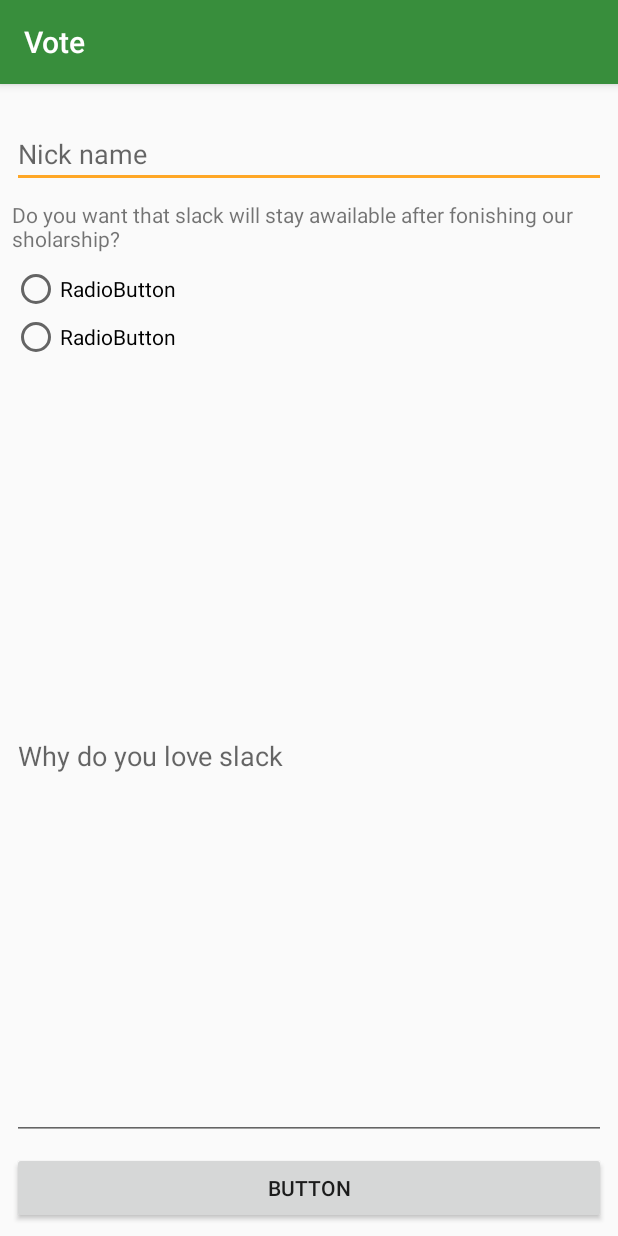
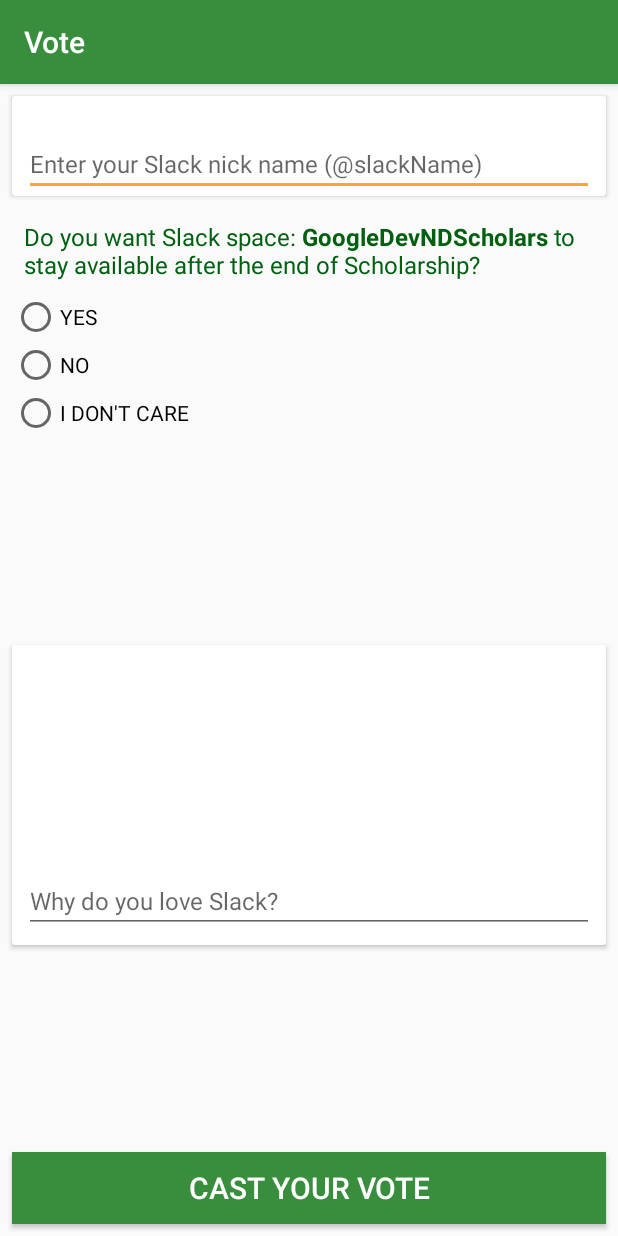
Before and after one commit to MalgoskaBou/VoteForSlack, an Android app: the MainActivity screen opened directly, with no data from a screen before it, on a phone screen of 412 x 824 dp. Run offline under Robolectric (Android 15) with nearby library versions, the phone set to English and light mode, and no system bars.

Commit message:
Added hardcoded values to dimens, addapted main acitivity layout and added onclickliclisteners on buttons with itents to next activity.

```diff
--- a/app/build.gradle
+++ b/app/build.gradle
@@ -32,6 +32,10 @@ dependencies {
     androidTestImplementation 'com.android.support.test:runner:1.0.2'
     androidTestImplementation 'com.android.support.test.espresso:espresso-core:3.0.2'
     implementation 'com.android.support:design:27.1.1'
+    implementation 'com.android.support:cardview-v7:27.1.1'
+
+    //anko
+    implementation "org.jetbrains.anko:anko:$anko_version"
 }
 
 apply plugin: 'com.google.gms.google-services'
--- a/app/src/main/java/com/codingawesometeam/android/vfs/MainActivity.kt
+++ b/app/src/main/java/com/codingawesometeam/android/vfs/MainActivity.kt
@@ -1,12 +1,23 @@
 package com.codingawesometeam.android.vfs
 
+import android.content.Intent
 import android.support.v7.app.AppCompatActivity
 import android.os.Bundle
+import android.view.View
+import android.widget.Button
 
 class MainActivity : AppCompatActivity() {
 
     override fun onCreate(savedInstanceState: Bundle?) {
         super.onCreate(savedInstanceState)
         setContentView(R.layout.activity_main)
+
+        val intentToThanks = Intent(this, ThanksScreen::class.java)
+        val buttonVote = findViewById<Button> (R.id.button_cast_vote)
+
+        val clickListener = View.OnClickListener { _ ->
+            startActivity(intentToThanks)
+        }
+        buttonVote.setOnClickListener(clickListener)
     }
 }
--- a/app/src/main/java/com/codingawesometeam/android/vfs/WelcomeScreen.kt
+++ b/app/src/main/java/com/codingawesometeam/android/vfs/WelcomeScreen.kt
@@ -1,11 +1,13 @@
 package com.codingawesometeam.android.vfs
 
 import android.content.Intent
+import android.os.Bundle
 import android.support.v7.app.AppCompatActivity
-import android.os.Bundle
 import android.view.View
 import android.widget.Button
-import android.widget.TextView
+import org.jetbrains.anko.alert
+import org.jetbrains.anko.noButton
+import org.jetbrains.anko.yesButton
 
 class WelcomeScreen : AppCompatActivity() {
 
@@ -16,20 +18,17 @@ class WelcomeScreen : AppCompatActivity() {
         val intentToMain = Intent(this, MainActivity::class.java)
         val buttonGoVote = findViewById<Button> (R.id.button_go_to_vote)
 
-        val clickListener = View.OnClickListener { v ->
+        val clickListener = View.OnClickListener { _ ->
             startActivity(intentToMain)
             }
         buttonGoVote.setOnClickListener(clickListener)
     }
-  //  override fun onBackPressed() {
-  //      alert(getString(R.string.close_app_info), getString(R.string.close_app)) {
-   //         yesButton { finishAffinity() }
-  //          noButton { }
-   //         isCancelable = false
-  //      }.show()
-   // }
+
+    override fun onBackPressed() {
+       alert(getString(R.string.close_app_info), getString(R.string.close_app)) {
+            yesButton { finishAffinity() }
+            noButton { }
+           isCancelable = false
+        }.show()
+  }
 }
-
-private fun Int.setOnClickListener(clickListener: View.OnClickListener) {
-
-}
--- a/app/src/main/res/layout/activity_main.xml
+++ b/app/src/main/res/layout/activity_main.xml
@@ -1,92 +1,122 @@
 <?xml version="1.0" encoding="utf-8"?>
-<android.support.constraint.ConstraintLayout xmlns:android="http://schemas.android.com/apk/res/android"
+<ScrollView
+    xmlns:android="http://schemas.android.com/apk/res/android"
     xmlns:app="http://schemas.android.com/apk/res-auto"
     xmlns:tools="http://schemas.android.com/tools"
     android:layout_width="match_parent"
     android:layout_height="match_parent"
+    android:fillViewport="true"
     tools:context=".MainActivity">
 
+<android.support.constraint.ConstraintLayout
+    android:layout_width="match_parent"
+    android:layout_height="wrap_content"
+    >
+
+<android.support.v7.widget.CardView
+    android:id="@+id/cardview_name"
+    android:layout_width="match_parent"
+    android:layout_height="wrap_content"
+    android:layout_margin="@dimen/margin_small"
+    app:layout_constraintEnd_toEndOf="parent"
+    app:layout_constraintStart_toStartOf="parent"
+    app:layout_constraintTop_toTopOf="parent">
 
     <EditText
         android:id="@+id/editText"
-        android:layout_width="0dp"
+        android:layout_width="match_parent"
         android:layout_height="wrap_content"
         android:layout_marginEnd="8dp"
         android:layout_marginLeft="8dp"
         android:layout_marginRight="8dp"
         android:layout_marginStart="8dp"
         android:layout_marginTop="24dp"
-        android:hint="Nick name"
+        android:textSize="@dimen/text_size_edit"
+        android:singleLine="true"
+        android:gravity="bottom"
+        android:hint="@string/slack_nick_name"/>
+</android.support.v7.widget.CardView>
+
+    <TextView
+        android:id="@+id/textView"
+        android:layout_width="match_parent"
+        android:layout_height="wrap_content"
+        android:layout_margin="@dimen/margin_medium"
+        android:textSize="@dimen/text_size_welcome_description"
+        android:textColor="@color/colorPrimaryDark"
+        android:text="@string/voting_question"
         app:layout_constraintEnd_toEndOf="parent"
         app:layout_constraintStart_toStartOf="parent"
-        app:layout_constraintTop_toTopOf="parent" />
+        app:layout_constraintTop_toBottomOf="@+id/cardview_name"/>
 
     <RadioGroup
         android:id="@+id/radioGroup"
         android:layout_width="wrap_content"
         android:layout_height="wrap_content"
-        android:layout_marginLeft="8dp"
-        android:layout_marginStart="8dp"
-        android:layout_marginTop="8dp"
+        android:layout_marginLeft="@dimen/margin_small"
+        android:layout_marginStart="@dimen/margin_small"
+        android:layout_marginTop="@dimen/margin_small"
         app:layout_constraintStart_toStartOf="parent"
         app:layout_constraintTop_toBottomOf="@+id/textView">
+
+        <RadioButton
+            android:id="@+id/radioButton1"
+            android:layout_width="wrap_content"
+            android:layout_height="wrap_content"
+            android:layout_weight="1"
+            android:text="@string/yes"
+            android:textAllCaps="true" />
 
         <RadioButton
             android:id="@+id/radioButton2"
             android:layout_width="wrap_content"
             android:layout_height="wrap_content"
             android:layout_weight="1"
-            android:text="RadioButton" />
+            android:textAllCaps="true"
+            android:text="@string/no" />
 
         <RadioButton
-            android:id="@+id/radioButton"
+            android:id="@+id/radioButton3"
             android:layout_width="wrap_content"
             android:layout_height="wrap_content"
             android:layout_weight="1"
-            android:text="RadioButton" />
+            android:textAllCaps="true"
+            android:text="@string/i_don_t_care" />
     </RadioGroup>
 
-    <EditText
-        android:id="@+id/editText2"
-        android:layout_width="0dp"
-        android:layout_height="0dp"
-        android:layout_marginBottom="8dp"
-        android:layout_marginEnd="8dp"
-        android:layout_marginLeft="8dp"
-        android:layout_marginRight="8dp"
-        android:layout_marginStart="8dp"
-        android:layout_marginTop="8dp"
-        android:hint="Why do you love slack"
-        app:layout_constraintBottom_toTopOf="@+id/button"
+    <android.support.v7.widget.CardView
+        android:id="@+id/cardview_why"
+        android:layout_width="match_parent"
+        android:layout_height="@dimen/edit_text_height"
+        android:layout_margin="@dimen/margin_small"
+        app:layout_constraintBottom_toTopOf="@+id/button_cast_vote"
         app:layout_constraintEnd_toEndOf="parent"
         app:layout_constraintStart_toStartOf="parent"
-        app:layout_constraintTop_toBottomOf="@+id/radioGroup" />
+        app:layout_constraintTop_toBottomOf="@+id/radioGroup">
+
+        <EditText
+        android:id="@+id/editText2"
+        android:layout_width="match_parent"
+        android:layout_height="match_parent"
+        android:layout_margin="@dimen/margin_small"
+        android:textSize="@dimen/text_size_edit"
+        android:hint="@string/why_love_slack"
+        android:inputType="textMultiLine"
+        android:gravity="bottom"/>
+    </android.support.v7.widget.CardView>
 
     <Button
-        android:id="@+id/button"
+        android:id="@+id/button_cast_vote"
         android:layout_width="0dp"
         android:layout_height="wrap_content"
-        android:layout_marginBottom="8dp"
-        android:layout_marginEnd="8dp"
-        android:layout_marginLeft="8dp"
-        android:layout_marginRight="8dp"
-        android:layout_marginStart="8dp"
-        android:text="Button"
+        android:background="@color/colorPrimary"
+        android:text="@string/cast_your_vote"
+        android:textSize="@dimen/text_size_button"
+        android:textColor="@color/colorText"
+        android:layout_margin="@dimen/margin_small"
         app:layout_constraintBottom_toBottomOf="parent"
         app:layout_constraintEnd_toEndOf="parent"
         app:layout_constraintStart_toStartOf="parent" />
 
-    <TextView
-        android:id="@+id/textView"
-        android:layout_width="0dp"
-        android:layout_height="wrap_content"
-        android:layout_marginEnd="8dp"
-        android:layout_marginLeft="8dp"
-        android:layout_marginRight="8dp"
-        android:layout_marginStart="8dp"
-        android:layout_marginTop="8dp"
-        android:text="Do you want that slack will stay awailable after fonishing our sholarship?"
-        app:layout_constraintEnd_toEndOf="parent"
-        app:layout_constraintStart_toStartOf="parent"
-        app:layout_constraintTop_toBottomOf="@+id/editText" />
 </android.support.constraint.ConstraintLayout>
+</ScrollView>
--- a/app/src/main/res/layout/activity_welcome_screen.xml
+++ b/app/src/main/res/layout/activity_welcome_screen.xml
@@ -17,13 +17,13 @@
         android:layout_height="match_parent"
         android:gravity="center"
         android:orientation="vertical"
-        android:layout_marginBottom="40dp"
-        android:padding="16dp">
+        android:layout_marginBottom="@dimen/margin_bottom_welcome"
+        android:padding="@dimen/padding_medium">
 
         <TextView
         android:layout_width="match_parent"
         android:layout_height="wrap_content"
-        android:textSize="30sp"
+        android:textSize="@dimen/text_size_heading_large"
         android:textColor="@color/colorPrimaryDark"
         android:gravity="center"
         android:text="@string/welcome"/>
@@ -32,7 +32,7 @@
         android:layout_width="match_parent"
         android:layout_height="wrap_content"
         android:gravity="center"
-        android:textSize="26sp"
+        android:textSize="@dimen/text_size_heading_small"
         android:textColor="@color/colorPrimaryDark"
         android:text="@string/to"/>
 
@@ -40,7 +40,7 @@
             android:layout_width="match_parent"
             android:layout_height="wrap_content"
             android:gravity="center"
-            android:textSize="26sp"
+            android:textSize="@dimen/text_size_heading_small"
             android:textStyle="bold"
             android:textColor="@color/colorPrimaryDark"
             android:text="@string/vote_for_slack"/>
@@ -49,8 +49,8 @@
             android:layout_width="match_parent"
             android:layout_height="wrap_content"
             android:gravity="center"
-            android:textSize="16sp"
-            android:padding="16dp"
+            android:textSize="@dimen/text_size_welcome_description"
+            android:padding="@dimen/padding_medium"
             android:textStyle="italic"
             android:textColor="@color/colorPrimaryDark"
             android:text="@string/description"/>
@@ -62,8 +62,10 @@
         android:layout_height="wrap_content"
         android:background="@color/colorPrimary"
         android:text="@string/go_to_vote"
-        android:textSize="20sp"
+        android:textSize="@dimen/text_size_button"
         android:textColor="@color/colorText"
-        android:layout_margin="8dp"
-        app:layout_constraintBottom_toBottomOf="parent"/>
+        android:layout_margin="@dimen/margin_small"
+        app:layout_constraintBottom_toBottomOf="parent"
+        app:layout_constraintEnd_toEndOf="parent"
+        app:layout_constraintStart_toStartOf="parent"/>
 </android.support.constraint.ConstraintLayout>
--- /dev/null
+++ b/app/src/main/res/values/dimens.xml
@@ -0,0 +1,13 @@
+<?xml version="1.0" encoding="utf-8"?>
+<resources>
+    <dimen name="text_size_button">20sp</dimen>
+    <dimen name="margin_small">8dp</dimen>
+    <dimen name="padding_medium">16dp</dimen>
+    <dimen name="text_size_welcome_description">16sp</dimen>
+    <dimen name="text_size_heading_small">26sp</dimen>
+    <dimen name="text_size_heading_large">30sp</dimen>
+    <dimen name="margin_bottom_welcome">40dp</dimen>
+    <dimen name="margin_medium">16dp</dimen>
+    <dimen name="text_size_edit">16sp</dimen>
+    <dimen name="edit_text_height">200dp</dimen>
+</resources>
--- a/app/src/main/res/values/strings.xml
+++ b/app/src/main/res/values/strings.xml
@@ -1,10 +1,17 @@
 <resources>
     <string name="app_name">Vote</string>
     <string name="close_app">Close app</string>
-    <string name="close_app_info">do you want to turn off the application? \n(The app will still be available in the background)</string>
+    <string name="close_app_info">Do you want to turn off the application? \n(the app will still be available in the background)</string>
     <string name="welcome">Welcome</string>
     <string name="to">to</string>
     <string name="vote_for_slack">Vote for Slack</string>
     <string name="description">Place to show your will in saving our Google and Udacity Scholarship (2017-2018 Europe and Middle East) Slack space: GoogleDevNDScholars</string>
     <string name="go_to_vote">Go to vote</string>
+    <string name="cast_your_vote">Cast your vote</string>
+    <string name="why_love_slack">Why do you love Slack?</string>
+    <string name="slack_nick_name">Enter your Slack nick name (@slackName)</string>
+    <string name="voting_question">Do you want Slack space: <b>GoogleDevNDScholars</b> to stay available after the end of Scholarship?</string>
+    <string name="yes">Yes</string>
+    <string name="no">No</string>
+    <string name="i_don_t_care">I don\'t care</string>
 </resources>
--- a/build.gradle
+++ b/build.gradle
@@ -2,6 +2,7 @@
 
 buildscript {
     ext.kotlin_version = '1.2.41'
+    ext.anko_version='0.10.5'
     repositories {
         google()
         jcenter()
```
